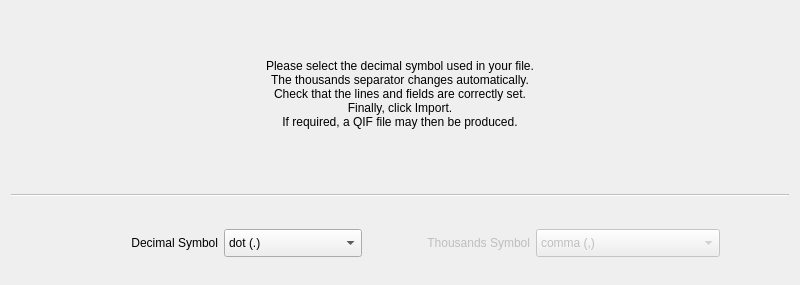
KDE/kmymoney, file kmymoney/plugins/csvimport/completionwizardpage.ui: the form before one commit.
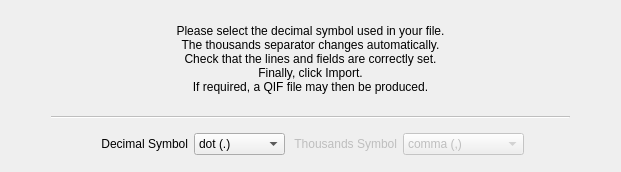
The form after the commit. Custom widgets are drawn as their Qt base class.

What changed in the file:
```diff
--- a/kmymoney/plugins/csvimport/completionwizardpage.ui
+++ b/kmymoney/plugins/csvimport/completionwizardpage.ui
@@ -2,55 +2,33 @@
 <ui version="4.0">
  <class>CompletionPage</class>
  <widget class="QWidget" name="CompletionPage">
-  <property name="geometry">
-   <rect>
-    <x>0</x>
-    <y>0</y>
-    <width>800</width>
-    <height>285</height>
-   </rect>
-  </property>
   <property name="sizePolicy">
-   <sizepolicy hsizetype="Minimum" vsizetype="Minimum">
+   <sizepolicy hsizetype="Expanding" vsizetype="Expanding">
     <horstretch>0</horstretch>
     <verstretch>0</verstretch>
    </sizepolicy>
   </property>
-  <property name="minimumSize">
-   <size>
-    <width>800</width>
-    <height>0</height>
-   </size>
-  </property>
-  <property name="maximumSize">
-   <size>
-    <width>16777215</width>
-    <height>16777215</height>
-   </size>
-  </property>
   <property name="windowTitle">
    <string>Completion Wizard Page</string>
   </property>
-  <layout class="QVBoxLayout" name="verticalLayout_2">
-   <property name="sizeConstraint">
-    <enum>QLayout::SetMinimumSize</enum>
-   </property>
+  <layout class="QHBoxLayout" name="horizontalLayout_2" stretch="1,10,1">
    <item>
-    <layout class="QVBoxLayout" name="verticalLayout" stretch="30,2,3,4,15,3">
+    <spacer name="leftSpacer">
+     <property name="orientation">
+      <enum>Qt::Horizontal</enum>
+     </property>
+     <property name="sizeHint" stdset="0">
+      <size>
+       <width>40</width>
+       <height>20</height>
+      </size>
+     </property>
+    </spacer>
+   </item>
+   <item>
+    <layout class="QVBoxLayout" name="verticalLayout" stretch="30,1,1,1,1,2">
      <item>
       <widget class="QLabel" name="label">
-       <property name="minimumSize">
-        <size>
-         <width>0</width>
-         <height>0</height>
-        </size>
-       </property>
-       <property name="font">
-        <font>
-         <weight>50</weight>
-         <bold>false</bold>
-        </font>
-       </property>
        <property name="text">
         <string>Please select the decimal symbol used in your file.
 The thousands separator changes automatically.
@@ -61,6 +39,9 @@
        <property name="alignment">
         <set>Qt::AlignCenter</set>
        </property>
+       <property name="wordWrap">
+        <bool>true</bool>
+       </property>
       </widget>
      </item>
      <item>
@@ -81,6 +62,12 @@
        <property name="enabled">
         <bool>false</bool>
        </property>
+       <property name="sizePolicy">
+        <sizepolicy hsizetype="Expanding" vsizetype="Minimum">
+         <horstretch>0</horstretch>
+         <verstretch>0</verstretch>
+        </sizepolicy>
+       </property>
        <property name="frameShadow">
         <enum>QFrame::Sunken</enum>
        </property>
@@ -122,12 +109,6 @@
        </item>
        <item>
         <widget class="QLabel" name="labelSet_decimal">
-         <property name="minimumSize">
-          <size>
-           <width>0</width>
-           <height>0</height>
-          </size>
-         </property>
          <property name="text">
           <string>Decimal Symbol</string>
          </property>
@@ -137,18 +118,12 @@
         </widget>
        </item>
        <item>
-        <widget class="KComboBox" name="comboBox_decimalSymbol">
-         <property name="minimumSize">
-          <size>
-           <width>0</width>
-           <height>28</height>
-          </size>
-         </property>
-         <property name="maximumSize">
-          <size>
-           <width>16777215</width>
-           <height>16777215</height>
-          </size>
+        <widget class="QComboBox" name="comboBox_decimalSymbol">
+         <property name="sizePolicy">
+          <sizepolicy hsizetype="Preferred" vsizetype="Preferred">
+           <horstretch>0</horstretch>
+           <verstretch>0</verstretch>
+          </sizepolicy>
          </property>
          <property name="toolTip">
           <string>Click to select the required decimal symbol, and to
@@ -171,12 +146,6 @@
          <property name="enabled">
           <bool>false</bool>
          </property>
-         <property name="minimumSize">
-          <size>
-           <width>0</width>
-           <height>0</height>
-          </size>
-         </property>
          <property name="text">
           <string>Thousands Symbol</string>
          </property>
@@ -186,21 +155,15 @@
         </widget>
        </item>
        <item>
-        <widget class="KComboBox" name="comboBox_thousandsDelimiter">
+        <widget class="QComboBox" name="comboBox_thousandsDelimiter">
          <property name="enabled">
           <bool>false</bool>
          </property>
-         <property name="minimumSize">
-          <size>
-           <width>75</width>
-           <height>28</height>
-          </size>
-         </property>
-         <property name="maximumSize">
-          <size>
-           <width>16777215</width>
-           <height>16777215</height>
-          </size>
+         <property name="sizePolicy">
+          <sizepolicy hsizetype="Preferred" vsizetype="Preferred">
+           <horstretch>0</horstretch>
+           <verstretch>0</verstretch>
+          </sizepolicy>
          </property>
          <item>
           <property name="text">
@@ -244,15 +207,21 @@
      </item>
     </layout>
    </item>
+   <item>
+    <spacer name="rightSpacer">
+     <property name="orientation">
+      <enum>Qt::Horizontal</enum>
+     </property>
+     <property name="sizeHint" stdset="0">
+      <size>
+       <width>40</width>
+       <height>20</height>
+      </size>
+     </property>
+    </spacer>
+   </item>
   </layout>
  </widget>
- <customwidgets>
-  <customwidget>
-   <class>KComboBox</class>
-   <extends>QComboBox</extends>
-   <header>kcombobox.h</header>
-  </customwidget>
- </customwidgets>
  <resources/>
  <connections/>
 </ui>
```
